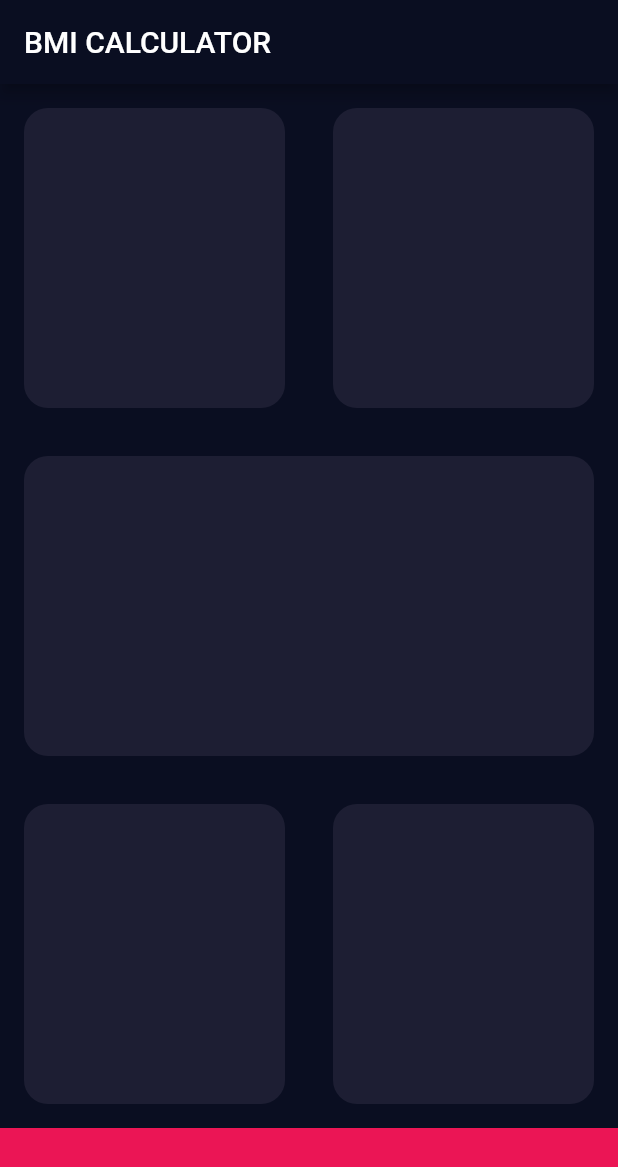
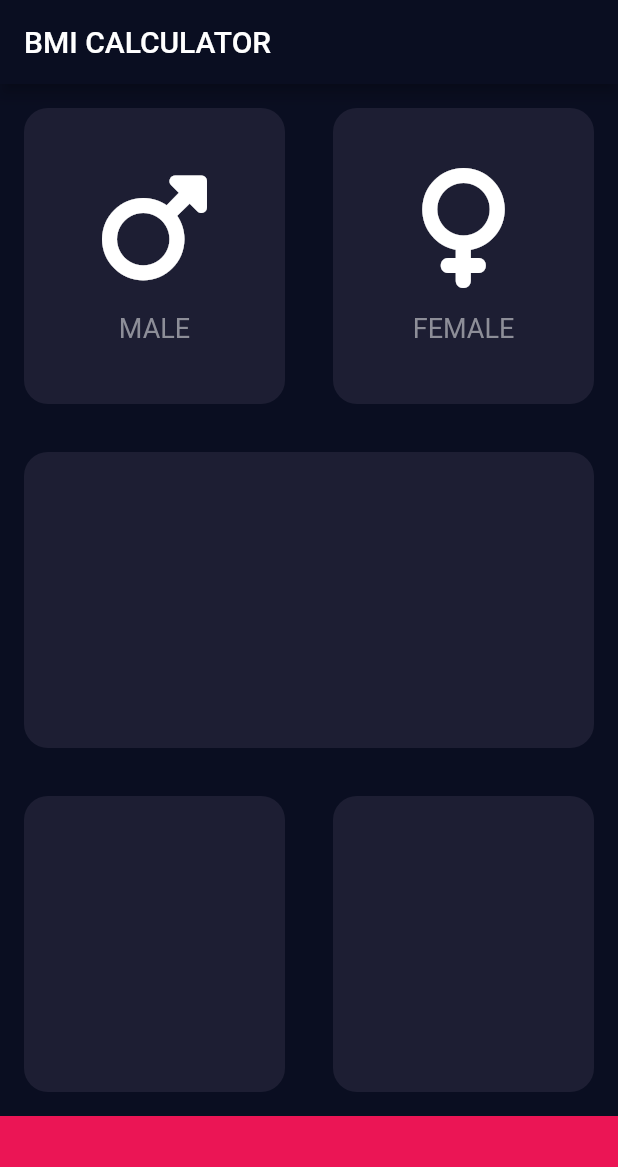
Before and after one commit to FadyFawzyOfficial/bmi-calculator, a Flutter app: the screen it shows after launch, on a phone screen of 412 x 824 dp. Shown: the top 1167 px of the screen. Run offline on Flutter 3.47's test engine with Material 2 defaults, Android fonts, the phone set to English and light mode, and no system bars; our stand-ins replace font_awesome_flutter.

```diff
--- /dev/null
+++ b/lib/icon_content.dart
@@ -0,0 +1,36 @@
+import 'package:flutter/material.dart';
+
+const iconSize = 80.0;
+const labelTextStyle = TextStyle(
+  color: Color(0xFF8D8E98),
+  fontSize: 18,
+);
+
+class IconContent extends StatelessWidget {
+  final IconData icon;
+  final String label;
+
+  const IconContent({
+    Key? key,
+    required this.icon,
+    required this.label,
+  }) : super(key: key);
+
+  @override
+  Widget build(BuildContext context) {
+    return Column(
+      mainAxisAlignment: MainAxisAlignment.center,
+      children: [
+        Icon(
+          icon,
+          size: iconSize,
+        ),
+        const SizedBox(height: 16),
+        Text(
+          label,
+          style: labelTextStyle,
+        )
+      ],
+    );
+  }
+}
--- a/lib/input_screen.dart
+++ b/lib/input_screen.dart
@@ -1,8 +1,11 @@
 import 'package:flutter/material.dart';
+import 'package:font_awesome_flutter/font_awesome_flutter.dart';
 
-const bottomContainerHeight = 72.0;
+import 'icon_content.dart';
+import 'reusable_card.dart';
+
+const bottomContainerHeight = 80.0;
 const bottomContainerColor = Color(0xFFEB1555);
-const activeCardColor = Color(0xFF1D1E33);
 
 class InputScreen extends StatefulWidget {
   const InputScreen({super.key});
@@ -21,8 +24,18 @@ class InputScreenState extends State<InputScreen> {
           Expanded(
             child: Row(
               children: const [
-                ReusableCard(),
-                ReusableCard(),
+                ReusableCard(
+                  child: IconContent(
+                    icon: FontAwesomeIcons.mars,
+                    label: 'MALE',
+                  ),
+                ),
+                ReusableCard(
+                  child: IconContent(
+                    icon: FontAwesomeIcons.venus,
+                    label: 'FEMALE',
+                  ),
+                ),
               ],
             ),
           ),
@@ -45,24 +58,3 @@ class InputScreenState extends State<InputScreen> {
     );
   }
 }
-
-class ReusableCard extends StatelessWidget {
-  final Color color;
-  const ReusableCard({
-    Key? key,
-    this.color = activeCardColor,
-  }) : super(key: key);
-
-  @override
-  Widget build(BuildContext context) {
-    return Expanded(
-      child: Container(
-        margin: const EdgeInsets.all(16),
-        decoration: BoxDecoration(
-          color: color,
-          borderRadius: const BorderRadius.all(Radius.circular(16)),
-        ),
-      ),
-    );
-  }
-}
--- /dev/null
+++ b/lib/reusable_card.dart
@@ -0,0 +1,27 @@
+import 'package:flutter/material.dart';
+
+const activeCardColor = Color(0xFF1D1E33);
+
+class ReusableCard extends StatelessWidget {
+  final Color color;
+  final Widget? child;
+  const ReusableCard({
+    Key? key,
+    this.color = activeCardColor,
+    this.child,
+  }) : super(key: key);
+
+  @override
+  Widget build(BuildContext context) {
+    return Expanded(
+      child: Container(
+        margin: const EdgeInsets.all(16),
+        decoration: BoxDecoration(
+          color: color,
+          borderRadius: const BorderRadius.all(Radius.circular(16)),
+        ),
+        child: child,
+      ),
+    );
+  }
+}
--- a/pubspec.yaml
+++ b/pubspec.yaml
@@ -37,6 +37,9 @@ dependencies:
   # Use with the CupertinoIcons class for iOS style icons.
   # Fady Fawzy Comment: Flutter Version is 3.3.3
   cupertino_icons: ^1.0.5
+  # The Font Awesome Icon pack available as Flutter Icons.
+  # Provides 1600 additional icons to use in your apps.
+  font_awesome_flutter: ^10.2.1
 
 
 dev_dependencies:
```
Also changed, not shown: pubspec.lock.
